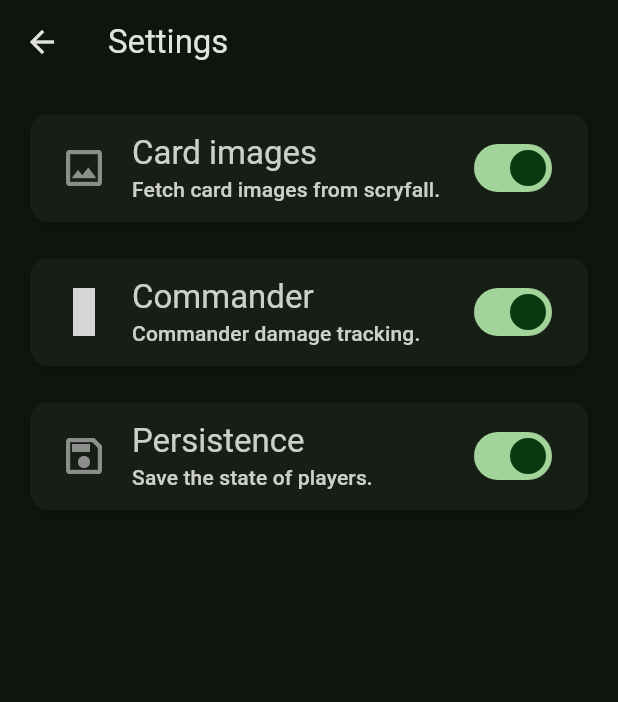
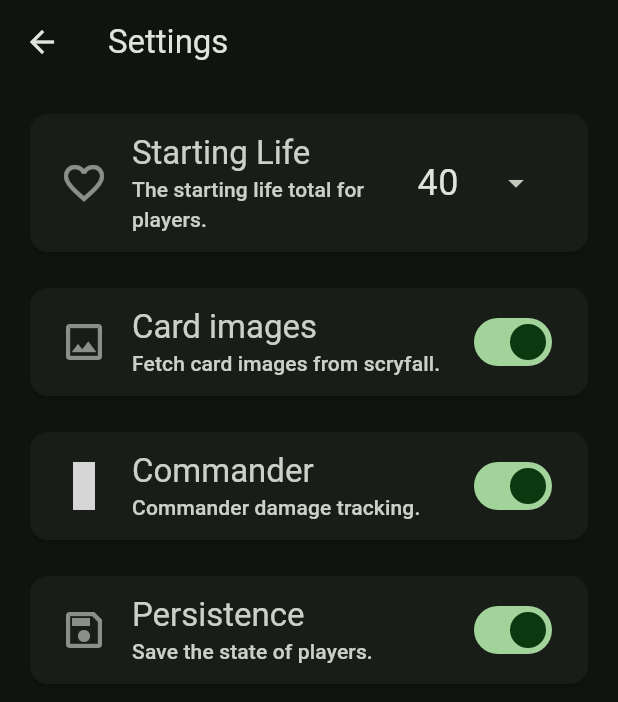
Before and after one commit to j7126/magic-life-wheel, a Flutter app: the SettingsPage screen opened directly, on a phone screen of 412 x 824 dp. Shown: the top 702 px of the screen. Run offline on Flutter 3.47's test engine with Material 3 defaults, Android fonts, the phone set to English and light mode, and no system bars; drawn by our look-alikes of dynamic_color; our stand-ins replace flutter_svg, gap, package_info_plus, shared_preferences, wakelock_plus; missing offline and left inert: keyrune_icons_flutter, string_normalizer; accounts and stored records are empty; grey boxes are pictures that could not be loaded.

Commit message:
allow changing starting life

```diff
--- a/lib/datamodel/player.dart
+++ b/lib/datamodel/player.dart
@@ -1,5 +1,6 @@
 import 'package:json_annotation/json_annotation.dart';
 import 'package:magic_life_wheel/mtgjson/dataModel/card_set.dart';
+import 'package:magic_life_wheel/service/static_service.dart';
 import 'package:uuid/uuid.dart';
 
 part 'player.g.dart';
@@ -8,14 +9,9 @@ part 'player.g.dart';
 class Player {
   Player({
     required this.name,
-    life,
   }) {
     uuid = (const Uuid()).v4();
-    if (life == null) {
-      this.life = 40;
-    } else {
-      this.life = life;
-    }
+    life = Service.settingsService.pref_startingLife;
   }
 
   late String uuid;
@@ -59,7 +55,7 @@ class Player {
     includeFromJson: false,
     includeToJson: false,
   )
-  bool get isGameReset => life == 40;
+  bool get isGameReset => life == Service.settingsService.pref_startingLife;
 
   void dealCommander(String player, int life) {
     commanderDamage[player] = (commanderDamage[player] ?? 0) - life;
@@ -80,7 +76,7 @@ class Player {
   }
 
   void resetGame() {
-    _life = 40;
+    _life = Service.settingsService.pref_startingLife;
     commanderDamage.clear();
   }
 
--- a/lib/pages/settings_page.dart
+++ b/lib/pages/settings_page.dart
@@ -10,6 +10,29 @@ class SettingsPage extends StatefulWidget {
 }
 
 class _SettingsPageState extends State<SettingsPage> {
+  final TextEditingController startingLifeController = TextEditingController(text: Service.settingsService.pref_startingLife.toString());
+
+  void onStartingLifeTextChanged() {
+    var val = int.tryParse(startingLifeController.text);
+    if (val != null) {
+      Service.settingsService.pref_startingLife = val;
+    }
+  }
+
+  @override
+  void initState() {
+    startingLifeController.addListener(onStartingLifeTextChanged);
+
+    super.initState();
+  }
+
+  @override
+  void dispose() {
+    onStartingLifeTextChanged();
+
+    super.dispose();
+  }
+
   @override
   Widget build(BuildContext context) {
     return Scaffold(
@@ -18,10 +41,82 @@ class _SettingsPageState extends State<SettingsPage> {
         shadowColor: Theme.of(context).colorScheme.shadow,
         title: const Text("Settings"),
       ),
-      body: Padding(
+      body: SingleChildScrollView(
+        child: Padding(
           padding: const EdgeInsets.all(8.0),
           child: Column(
             children: [
+              Padding(
+                padding: const EdgeInsets.all(8.0),
+                child: Card(
+                  child: Padding(
+                    padding: const EdgeInsets.symmetric(horizontal: 20.0, vertical: 12.0),
+                    child: Row(
+                      children: [
+                        const Opacity(
+                          opacity: 0.5,
+                          child: Icon(
+                            Icons.favorite_outline,
+                            size: 32,
+                          ),
+                        ),
+                        Expanded(
+                          child: Padding(
+                            padding: const EdgeInsets.symmetric(horizontal: 16.0),
+                            child: Opacity(
+                              opacity: 0.9,
+                              child: Column(
+                                crossAxisAlignment: CrossAxisAlignment.start,
+                                children: [
+                                  Text(
+                                    "Starting Life",
+                                    style: Theme.of(context).textTheme.titleLarge,
+                                    overflow: TextOverflow.ellipsis,
+                                    maxLines: 1,
+                                  ),
+                                  Text(
+                                    "The starting life total for players.",
+                                    style: Theme.of(context).textTheme.titleSmall,
+                                  ),
+                                ],
+                              ),
+                            ),
+                          ),
+                        ),
+                        DropdownMenu<int>(
+                          controller: startingLifeController,
+                          enableFilter: false,
+                          requestFocusOnTap: true,
+                          inputDecorationTheme: const InputDecorationTheme(
+                            filled: false,
+                            border: InputBorder.none,
+                            contentPadding: EdgeInsets.symmetric(vertical: 2.0),
+                          ),
+                          textStyle: const TextStyle(
+                            fontSize: 24,
+                          ),
+                          width: 94,
+                          onSelected: (int? val) {
+                            setState(() {
+                              if (val != null) {
+                                Service.settingsService.pref_startingLife = val;
+                              }
+                            });
+                          },
+                          dropdownMenuEntries: [20, 30, 40, 60]
+                              .map(
+                                (e) => DropdownMenuEntry<int>(
+                                  value: e,
+                                  label: e.toString(),
+                                ),
+                              )
+                              .toList(),
+                        ),
+                      ],
+                    ),
+                  ),
+                ),
+              ),
               Padding(
                 padding: const EdgeInsets.all(8.0),
                 child: GestureDetector(
@@ -42,7 +137,8 @@ class _SettingsPageState extends State<SettingsPage> {
                               size: 32,
                             ),
                           ),
-                        Padding(
+                          Expanded(
+                            child: Padding(
                               padding: const EdgeInsets.symmetric(horizontal: 16.0),
                               child: Opacity(
                                 opacity: 0.9,
@@ -52,6 +148,8 @@ class _SettingsPageState extends State<SettingsPage> {
                                     Text(
                                       "Card images",
                                       style: Theme.of(context).textTheme.titleLarge,
+                                      overflow: TextOverflow.ellipsis,
+                                      maxLines: 1,
                                     ),
                                     Text(
                                       "Fetch card images from scryfall.",
@@ -61,7 +159,7 @@ class _SettingsPageState extends State<SettingsPage> {
                                 ),
                               ),
                             ),
-                        const Spacer(),
+                          ),
                           Switch(
                             value: Service.settingsService.pref_getScryfallImages,
                             onChanged: (bool value) {
@@ -96,7 +194,8 @@ class _SettingsPageState extends State<SettingsPage> {
                               size: 32,
                             ),
                           ),
-                        Padding(
+                          Expanded(
+                            child: Padding(
                               padding: const EdgeInsets.symmetric(horizontal: 16.0),
                               child: Opacity(
                                 opacity: 0.9,
@@ -106,6 +205,8 @@ class _SettingsPageState extends State<SettingsPage> {
                                     Text(
                                       "Commander",
                                       style: Theme.of(context).textTheme.titleLarge,
+                                      overflow: TextOverflow.ellipsis,
+                                      maxLines: 1,
                                     ),
                                     Text(
                                       "Commander damage tracking.",
@@ -115,7 +216,7 @@ class _SettingsPageState extends State<SettingsPage> {
                                 ),
                               ),
                             ),
-                        const Spacer(),
+                          ),
                           Switch(
                             value: Service.settingsService.pref_enableCommanderDamage,
                             onChanged: (bool value) {
@@ -150,7 +251,8 @@ class _SettingsPageState extends State<SettingsPage> {
                               size: 32,
                             ),
                           ),
-                        Padding(
+                          Expanded(
+                            child: Padding(
                               padding: const EdgeInsets.symmetric(horizontal: 16.0),
                               child: Opacity(
                                 opacity: 0.9,
@@ -160,6 +262,8 @@ class _SettingsPageState extends State<SettingsPage> {
                                     Text(
                                       "Persistence",
                                       style: Theme.of(context).textTheme.titleLarge,
+                                      overflow: TextOverflow.ellipsis,
+                                      maxLines: 1,
                                     ),
                                     Text(
                                       "Save the state of players.",
@@ -169,7 +273,7 @@ class _SettingsPageState extends State<SettingsPage> {
                                 ),
                               ),
                             ),
-                        const Spacer(),
+                          ),
                           Switch(
                             value: Service.settingsService.pref_enableSaveState,
                             onChanged: (bool value) {
@@ -187,6 +291,7 @@ class _SettingsPageState extends State<SettingsPage> {
             ],
           ),
         ),
+      ),
     );
   }
 }
--- a/lib/service/settings.dart
+++ b/lib/service/settings.dart
@@ -25,6 +25,11 @@ class SettingsService {
     var enableCommanderDamage = prefs.getBool('enableCommanderDamage');
     if (enableCommanderDamage != null) {
       _pref_enableCommanderDamage = enableCommanderDamage;
+    }
+
+    var startingLife = prefs.getInt('startingLife');
+    if (startingLife != null) {
+      _pref_startingLife = startingLife;
     }
 
     var enableSaveState = prefs.getBool('enableSaveState');
@@ -57,6 +62,13 @@ class SettingsService {
     prefs.setBool('enableCommanderDamage', val);
   }
 
+  int _pref_startingLife = 40;
+  int get pref_startingLife => _pref_startingLife;
+  set pref_startingLife(int val) {
+    _pref_startingLife = val;
+    prefs.setInt('startingLife', val);
+  }
+
   bool _pref_enableSaveState = true;
   bool get pref_enableSaveState => _pref_enableSaveState;
   set pref_enableSaveState(bool val) {
```
Lines whose indentation alone changed are shown as unchanged.
